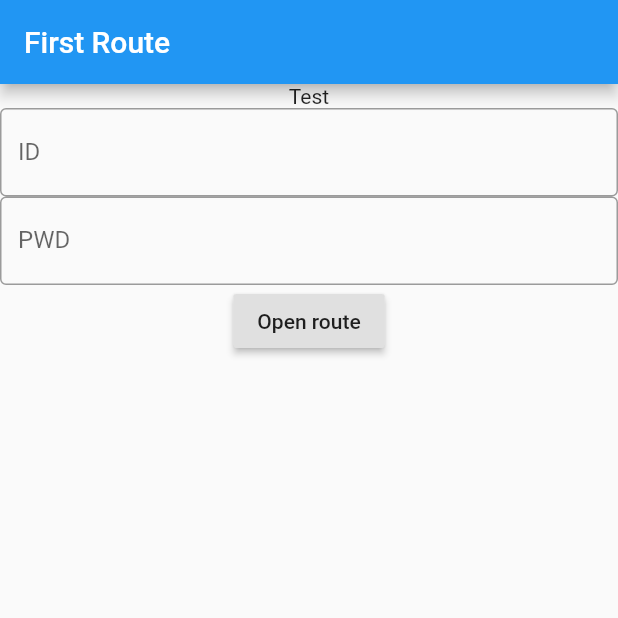
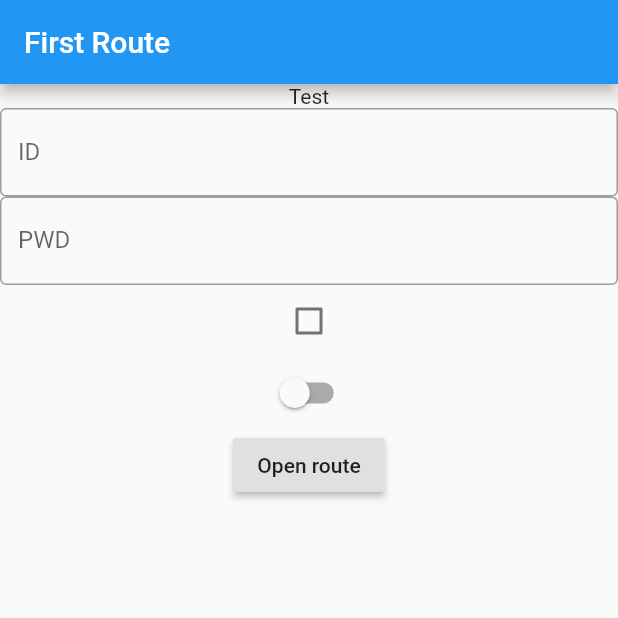
Before and after one commit to hwJames/Study-Flutter, a Flutter app: the screen it shows after launch, on a phone screen of 412 x 824 dp, the top half of it. Run offline on Flutter 3.47's test engine with Material 2 defaults, Android fonts, the phone set to English and light mode, and no system bars.

```diff
--- a/lib/main.dart
+++ b/lib/main.dart
@@ -3,11 +3,20 @@ import 'package:flutter/material.dart';
 void main() {
   runApp(MaterialApp(
     title: 'Navigation Basics',
-    home: FirstRoute(),
+    home: FistApp(),
   ));
 }
 
-class FirstRoute extends StatelessWidget {
+class FistApp extends StatefulWidget {
+  FirstRoute createState() => new FirstRoute();
+}
+
+class FirstRoute extends State<FistApp> {
+  bool _cb = false;
+  bool _sw = false;
+  void _cbChanged(bool value) => setState(() => _cb = value);
+  void _swChanged(bool value) => setState(() => _sw = value);
+
   @override
   Widget build(BuildContext context) {
     return Scaffold(
@@ -27,6 +36,11 @@ class FirstRoute extends StatelessWidget {
             decoration:
                 InputDecoration(border: OutlineInputBorder(), labelText: 'PWD'),
           ),
+          Checkbox(
+            value: _cb,
+            onChanged: _cbChanged,
+          ),
+          Switch(value: _sw, onChanged: _swChanged),
           RaisedButton(
             child: Text('Open route'),
             onPressed: () {
```
